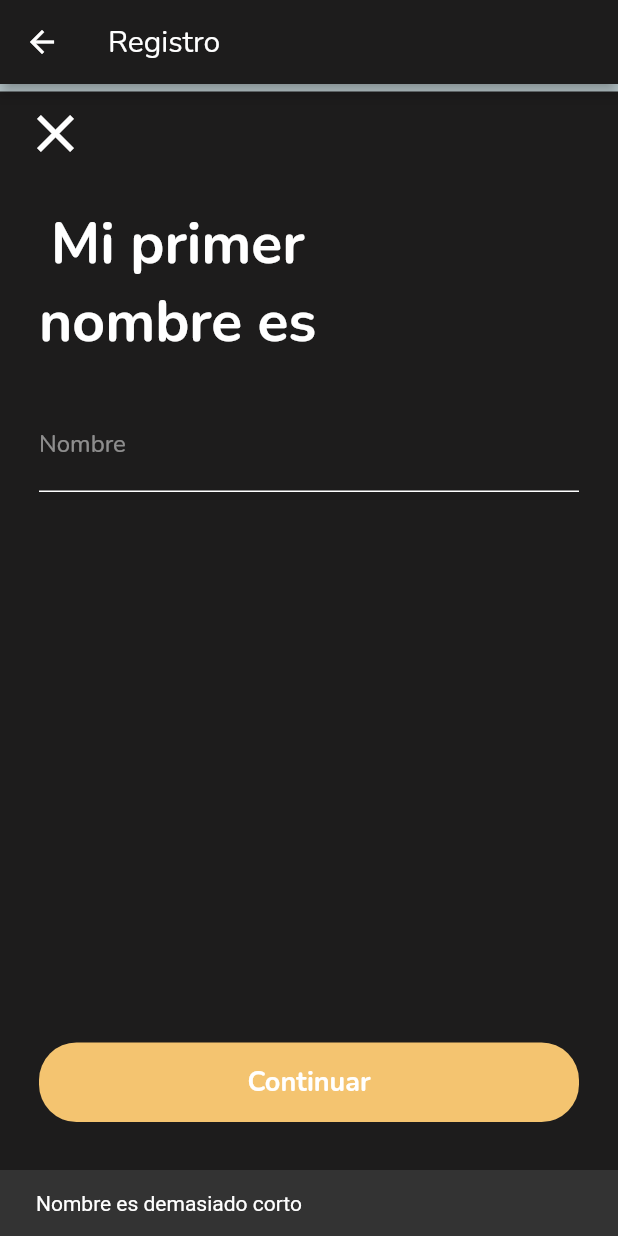
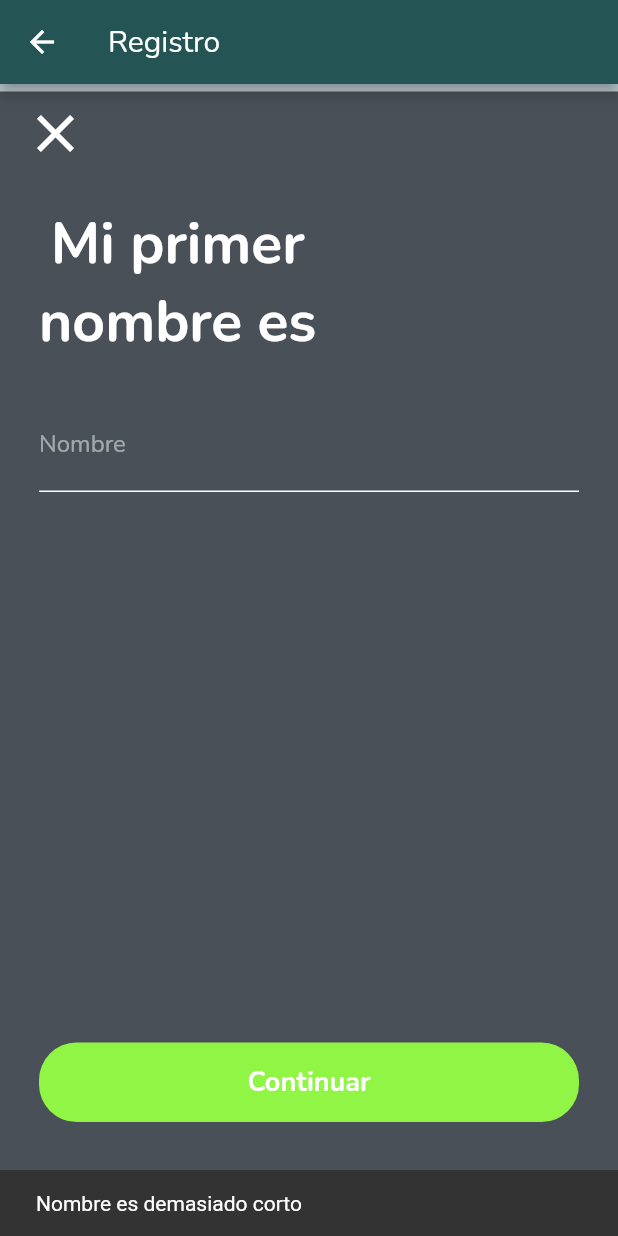
Before and after one commit to manuelam99/Ginder, a Flutter app: the RegisterScreen screen opened by its route, after a tap on the "clear" icon, after a tap on "Regístrate", after a tap on "Continuar", on a phone screen of 412 x 824 dp. Run offline on Flutter 3.47's test engine with Material 2 defaults, Android fonts, the phone set to English and light mode, and no system bars; drawn by our look-alikes of percent_indicator; our stand-ins replace cloud_firestore, firebase_auth, firebase_core, firebase_storage, image_picker, numberpicker and 1 more; accounts and stored records are empty; network calls fail.

Commit message:
Se cambia la paleta de colores general

```diff
--- a/lib/util/constants.dart
+++ b/lib/util/constants.dart
@@ -5,14 +5,14 @@ const kDefaultPadding = EdgeInsets.symmetric(
   horizontal: 26.0,
 );
 
-const kPrimaryColor = Color(0xFF1D1C1C);
+const kPrimaryColor = Color(0xFF495057);
 const kSecondaryColor = Colors.white;
-const kAccentColor = Color(0xFFF4C470);
+const kAccentColor = Color(0xFF90f545);
 
-const kColorPrimaryVariant = Color(0xFF424242);
+const kColorPrimaryVariant = Color(0xFF343a40);
 
-const kBackgroundColor = Color(0xFF1D1C1C);
-const kBackgroundColorInt = 0xFF1D1C1C;
+const kBackgroundColor = Color(0xFF245454);
+const kBackgroundColorInt = 0xFF245454;
 const kFontFamily = 'Nunito';
 
 const kTextTheme = TextTheme(
@@ -24,7 +24,7 @@ const kTextTheme = TextTheme(
 const kButtonTheme = ButtonThemeData(
   splashColor: Colors.transparent,
   padding: EdgeInsets.symmetric(vertical: 14),
-  buttonColor: Color(0xFFF4C470),
+  buttonColor: Color(0xFF90f545),
   textTheme: ButtonTextTheme.accent,
   highlightColor: Color.fromRGBO(0, 0, 0, .3),
   focusColor: Color.fromRGBO(0, 0, 0, .3),
```
